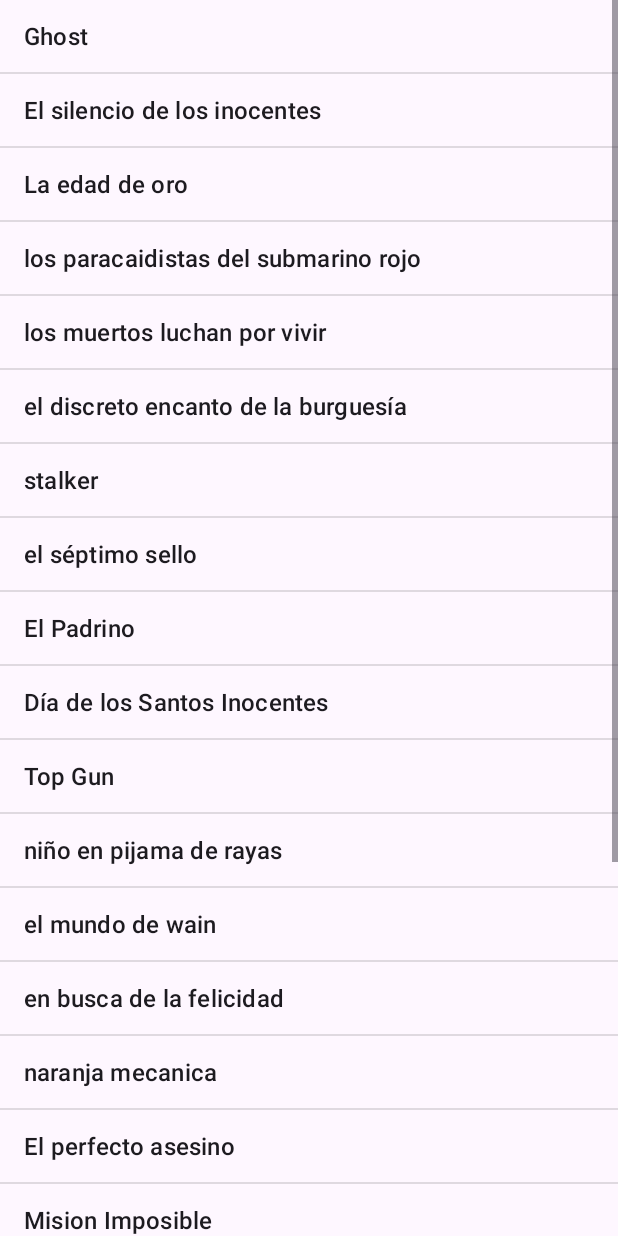
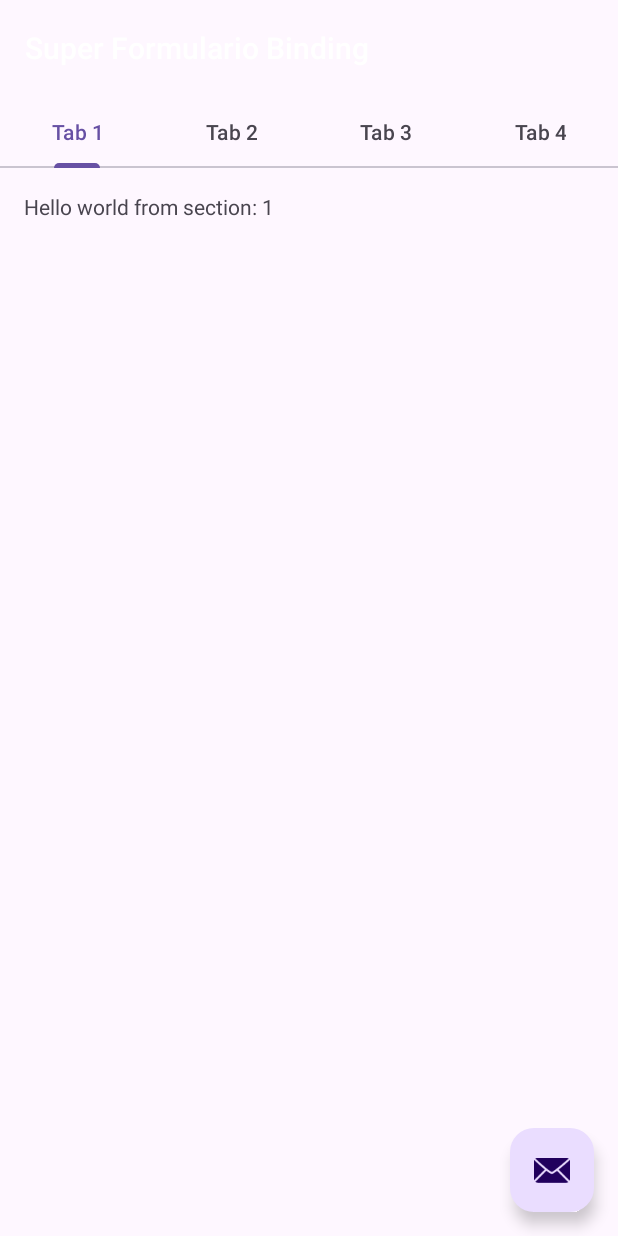
Before and after one commit to pvjaime/Super_Formulario_Binding, an Android app: the screen it shows after launch (ListaActividad before the commit, TabbedActivity after it), after a tap on "Ir a la Lista", on a phone screen of 412 x 824 dp. Run offline under Robolectric (Android 15) with nearby library versions, the phone set to English and light mode, and no system bars.

Commit message:
Agregando Adaptadores de fragmentos

```diff
--- a/app/build.gradle.kts
+++ b/app/build.gradle.kts
@@ -38,6 +38,9 @@ android {
     viewBinding{
         enable = true
     }
+    buildFeatures {
+        viewBinding = true
+    }
 }
 
 dependencies {
@@ -47,6 +50,8 @@ dependencies {
     implementation(libs.material)
     implementation(libs.androidx.activity)
     implementation(libs.androidx.constraintlayout)
+    implementation(libs.androidx.lifecycle.livedata.ktx)
+    implementation(libs.androidx.lifecycle.viewmodel.ktx)
     testImplementation(libs.junit)
     androidTestImplementation(libs.androidx.junit)
     androidTestImplementation(libs.androidx.espresso.core)
--- a/app/src/main/AndroidManifest.xml
+++ b/app/src/main/AndroidManifest.xml
@@ -23,6 +23,11 @@
         android:theme="@style/Theme.SuperFormularioBinding"
         tools:targetApi="31">
         <activity
+            android:name=".TabbedActivity"
+            android:exported="false"
+            android:label="@string/title_activity_tabbed"
+            android:theme="@style/Theme.SuperFormularioBinding.NoActionBar" />
+        <activity
             android:name=".ListaActividad"
             android:exported="false" />
         <activity
--- a/app/src/main/java/perez/jaime/superformulariobinding/MainActivity.kt
+++ b/app/src/main/java/perez/jaime/superformulariobinding/MainActivity.kt
@@ -56,7 +56,7 @@ class MainActivity : AppCompatActivity() {
         }
 
         binding.irLista.setOnClickListener {
-            val intent = Intent(this, ListaActividad::class.java)
+            val intent = Intent(this, TabbedActivity::class.java)
             startActivity(intent)
         }
 
--- /dev/null
+++ b/app/src/main/java/perez/jaime/superformulariobinding/TabbedActivity.kt
@@ -0,0 +1,37 @@
+package perez.jaime.superformulariobinding
+
+import android.os.Bundle
+import com.google.android.material.floatingactionbutton.FloatingActionButton
+import com.google.android.material.snackbar.Snackbar
+import com.google.android.material.tabs.TabLayout
+import androidx.viewpager.widget.ViewPager
+import androidx.appcompat.app.AppCompatActivity
+import android.view.Menu
+import android.view.MenuItem
+import perez.jaime.superformulariobinding.ui.main.SectionsPagerAdapter
+import perez.jaime.superformulariobinding.databinding.ActivityTabbedBinding
+
+class TabbedActivity : AppCompatActivity() {
+
+    private lateinit var binding: ActivityTabbedBinding
+
+    override fun onCreate(savedInstanceState: Bundle?) {
+        super.onCreate(savedInstanceState)
+
+        binding = ActivityTabbedBinding.inflate(layoutInflater)
+        setContentView(binding.root)
+
+        val sectionsPagerAdapter = SectionsPagerAdapter(this, supportFragmentManager)
+        val viewPager: ViewPager = binding.viewPager
+        viewPager.adapter = sectionsPagerAdapter
+        val tabs: TabLayout = binding.tabs
+        tabs.setupWithViewPager(viewPager)
+        val fab: FloatingActionButton = binding.fab
+
+        fab.setOnClickListener { view ->
+            Snackbar.make(view, "Replace with your own action", Snackbar.LENGTH_LONG)
+                .setAction("Action", null)
+                .setAnchorView(R.id.fab).show()
+        }
+    }
+}
--- /dev/null
+++ b/app/src/main/java/perez/jaime/superformulariobinding/ui/main/PageViewModel.kt
@@ -0,0 +1,19 @@
+package perez.jaime.superformulariobinding.ui.main
+
+import androidx.lifecycle.LiveData
+import androidx.lifecycle.MutableLiveData
+import androidx.lifecycle.ViewModel
+import androidx.lifecycle.ViewModelProvider
+import androidx.lifecycle.map
+
+class PageViewModel : ViewModel() {
+
+    private val _index = MutableLiveData<Int>()
+    val text: LiveData<String> = _index.map {
+        "Hello world from section: $it"
+    }
+
+    fun setIndex(index: Int) {
+        _index.value = index
+    }
+}
--- /dev/null
+++ b/app/src/main/java/perez/jaime/superformulariobinding/ui/main/PlaceholderFragment.kt
@@ -0,0 +1,73 @@
+package perez.jaime.superformulariobinding.ui.main
+
+import android.os.Bundle
+import android.view.LayoutInflater
+import android.view.View
+import android.view.ViewGroup
+import android.widget.TextView
+import androidx.fragment.app.Fragment
+import androidx.lifecycle.Observer
+import androidx.lifecycle.ViewModelProvider
+import perez.jaime.superformulariobinding.R
+import perez.jaime.superformulariobinding.databinding.FragmentTabbedBinding
+
+/**
+ * A placeholder fragment containing a simple view.
+ */
+class PlaceholderFragment : Fragment() {
+
+    private lateinit var pageViewModel: PageViewModel
+    private var _binding: FragmentTabbedBinding? = null
+
+    // This property is only valid between onCreateView and
+    // onDestroyView.
+    private val binding get() = _binding!!
+
+    override fun onCreate(savedInstanceState: Bundle?) {
+        super.onCreate(savedInstanceState)
+        pageViewModel = ViewModelProvider(this).get(PageViewModel::class.java).apply {
+            setIndex(arguments?.getInt(ARG_SECTION_NUMBER) ?: 1)
+        }
+    }
+
+    override fun onCreateView(
+        inflater: LayoutInflater, container: ViewGroup?,
+        savedInstanceState: Bundle?
+    ): View? {
+
+        _binding = FragmentTabbedBinding.inflate(inflater, container, false)
+        val root = binding.root
+
+        val textView: TextView = binding.sectionLabel
+        pageViewModel.text.observe(viewLifecycleOwner, Observer {
+            textView.text = it
+        })
+        return root
+    }
+
+    companion object {
+        /**
+         * The fragment argument representing the section number for this
+         * fragment.
+         */
+        private const val ARG_SECTION_NUMBER = "section_number"
+
+        /**
+         * Returns a new instance of this fragment for the given section
+         * number.
+         */
+        @JvmStatic
+        fun newInstance(sectionNumber: Int): PlaceholderFragment {
+            return PlaceholderFragment().apply {
+                arguments = Bundle().apply {
+                    putInt(ARG_SECTION_NUMBER, sectionNumber)
+                }
+            }
+        }
+    }
+
+    override fun onDestroyView() {
+        super.onDestroyView()
+        _binding = null
+    }
+}
--- /dev/null
+++ b/app/src/main/java/perez/jaime/superformulariobinding/ui/main/SectionsPagerAdapter.kt
@@ -0,0 +1,37 @@
+package perez.jaime.superformulariobinding.ui.main
+
+import android.content.Context
+import androidx.fragment.app.Fragment
+import androidx.fragment.app.FragmentManager
+import androidx.fragment.app.FragmentPagerAdapter
+import perez.jaime.superformulariobinding.R
+
+private val TAB_TITLES = arrayOf(
+    R.string.tab_text_1,
+    R.string.tab_text_2,
+    R.string.tab_text_3,
+    R.string.tab_text_4
+)
+
+/**
+ * A [FragmentPagerAdapter] that returns a fragment corresponding to
+ * one of the sections/tabs/pages.
+ */
+class SectionsPagerAdapter(private val context: Context, fm: FragmentManager) :
+    FragmentPagerAdapter(fm) {
+
+    override fun getItem(position: Int): Fragment {
+        // getItem is called to instantiate the fragment for the given page.
+        // Return a PlaceholderFragment.
+        return PlaceholderFragment.newInstance(position + 1)
+    }
+
+    override fun getPageTitle(position: Int): CharSequence? {
+        return context.resources.getString(TAB_TITLES[position])
+    }
+
+    override fun getCount(): Int {
+        // Show 2 total pages.
+        return 4
+    }
+}
--- /dev/null
+++ b/app/src/main/res/layout/activity_tabbed.xml
@@ -0,0 +1,44 @@
+<?xml version="1.0" encoding="utf-8"?>
+<androidx.coordinatorlayout.widget.CoordinatorLayout xmlns:android="http://schemas.android.com/apk/res/android"
+    xmlns:app="http://schemas.android.com/apk/res-auto"
+    xmlns:tools="http://schemas.android.com/tools"
+    android:layout_width="match_parent"
+    android:layout_height="match_parent"
+    tools:context=".TabbedActivity">
+
+    <com.google.android.material.appbar.AppBarLayout
+        android:layout_width="match_parent"
+        android:layout_height="wrap_content"
+        android:theme="@style/Theme.SuperFormularioBinding.AppBarOverlay">
+
+        <TextView
+            android:id="@+id/title"
+            android:layout_width="wrap_content"
+            android:layout_height="wrap_content"
+            android:gravity="center"
+            android:minHeight="?actionBarSize"
+            android:padding="@dimen/appbar_padding"
+            android:text="@string/app_name"
+            android:textAppearance="@style/TextAppearance.Widget.AppCompat.Toolbar.Title" />
+
+        <com.google.android.material.tabs.TabLayout
+            android:id="@+id/tabs"
+            android:layout_width="match_parent"
+            android:layout_height="wrap_content" />
+    </com.google.android.material.appbar.AppBarLayout>
+
+    <androidx.viewpager.widget.ViewPager
+        android:id="@+id/view_pager"
+        android:layout_width="match_parent"
+        android:layout_height="match_parent"
+        app:layout_behavior="@string/appbar_scrolling_view_behavior" />
+
+    <com.google.android.material.floatingactionbutton.FloatingActionButton
+        android:id="@+id/fab"
+        android:layout_width="wrap_content"
+        android:layout_height="wrap_content"
+        android:layout_gravity="bottom|end"
+        android:layout_marginEnd="@dimen/fab_margin"
+        android:layout_marginBottom="16dp"
+        app:srcCompat="@android:drawable/ic_dialog_email" />
+</androidx.coordinatorlayout.widget.CoordinatorLayout>
--- /dev/null
+++ b/app/src/main/res/layout/fragment_tabbed.xml
@@ -0,0 +1,23 @@
+<?xml version="1.0" encoding="utf-8"?>
+<androidx.constraintlayout.widget.ConstraintLayout xmlns:android="http://schemas.android.com/apk/res/android"
+    xmlns:app="http://schemas.android.com/apk/res-auto"
+    xmlns:tools="http://schemas.android.com/tools"
+    android:id="@+id/constraintLayout"
+    android:layout_width="match_parent"
+    android:layout_height="match_parent"
+    tools:context=".ui.main.PlaceholderFragment">
+
+    <TextView
+        android:id="@+id/section_label"
+        android:layout_width="wrap_content"
+        android:layout_height="wrap_content"
+        android:layout_marginStart="@dimen/activity_horizontal_margin"
+        android:layout_marginTop="@dimen/activity_vertical_margin"
+        android:layout_marginEnd="@dimen/activity_horizontal_margin"
+        android:layout_marginBottom="@dimen/activity_vertical_margin"
+        app:layout_constraintLeft_toLeftOf="parent"
+        app:layout_constraintTop_toTopOf="@+id/constraintLayout"
+        tools:layout_constraintLeft_creator="1"
+        tools:layout_constraintTop_creator="1" />
+
+</androidx.constraintlayout.widget.ConstraintLayout>
--- /dev/null
+++ b/app/src/main/res/values-land/dimens.xml
@@ -0,0 +1,3 @@
+<resources>
+    <dimen name="fab_margin">48dp</dimen>
+</resources>
--- /dev/null
+++ b/app/src/main/res/values-w1240dp/dimens.xml
@@ -0,0 +1,3 @@
+<resources>
+    <dimen name="fab_margin">200dp</dimen>
+</resources>
--- /dev/null
+++ b/app/src/main/res/values-w600dp/dimens.xml
@@ -0,0 +1,3 @@
+<resources>
+    <dimen name="fab_margin">48dp</dimen>
+</resources>
--- /dev/null
+++ b/app/src/main/res/values-w820dp/dimens.xml
@@ -0,0 +1,6 @@
+<resources>
+    <!-- Example customization of dimensions originally defined in res/values/dimens.xml
+         (such as screen margins) for screens with more than 820dp of available width. This
+         would include 7" and 10" devices in landscape (~960dp and ~1280dp respectively). -->
+    <dimen name="activity_horizontal_margin">64dp</dimen>
+</resources>
--- /dev/null
+++ b/app/src/main/res/values/dimens.xml
@@ -0,0 +1,8 @@
+<resources>
+    <!-- Default screen margins, per the Android Design guidelines. -->
+    <dimen name="activity_horizontal_margin">16dp</dimen>
+    <dimen name="activity_vertical_margin">16dp</dimen>
+    <dimen name="appbar_padding">16dp</dimen>
+    <dimen name="fab_margin">16dp</dimen>
+    <dimen name="appbar_padding_top">8dp</dimen>
+</resources>
--- a/app/src/main/res/values/strings.xml
+++ b/app/src/main/res/values/strings.xml
@@ -9,4 +9,9 @@
         <item>Ghost</item>
         <item>El silencio de los inocentes</item>
     </array>
+    <string name="title_activity_tabbed">TabbedActivity</string>
+    <string name="tab_text_1">Tab 1</string>
+    <string name="tab_text_2">Tab 2</string>
+    <string name="tab_text_3">Tab 3</string>
+    <string name="tab_text_4">Tab 4</string>
 </resources>
--- a/app/src/main/res/values/themes.xml
+++ b/app/src/main/res/values/themes.xml
@@ -6,4 +6,13 @@
     </style>
 
     <style name="Theme.SuperFormularioBinding" parent="Base.Theme.SuperFormularioBinding" />
+
+    <style name="Theme.SuperFormularioBinding.NoActionBar">
+        <item name="windowActionBar">false</item>
+        <item name="windowNoTitle">true</item>
+    </style>
+
+    <style name="Theme.SuperFormularioBinding.AppBarOverlay" parent="ThemeOverlay.AppCompat.Dark.ActionBar" />
+
+    <style name="Theme.SuperFormularioBinding.PopupOverlay" parent="ThemeOverlay.AppCompat.Light" />
 </resources>
--- a/gradle/libs.versions.toml
+++ b/gradle/libs.versions.toml
@@ -9,6 +9,8 @@ appcompat = "1.6.1"
 material = "1.11.0"
 activity = "1.8.0"
 constraintlayout = "2.1.4"
+lifecycleLivedataKtx = "2.7.0"
+lifecycleViewmodelKtx = "2.7.0"
 
 [libraries]
 androidx-core-ktx = { group = "androidx.core", name = "core-ktx", version.ref = "coreKtx" }
@@ -19,6 +21,8 @@ androidx-appcompat = { group = "androidx.appcompat", name = "appcompat", version
 material = { group = "com.google.android.material", name = "material", version.ref = "material" }
 androidx-activity = { group = "androidx.activity", name = "activity", version.ref = "activity" }
 androidx-constraintlayout = { group = "androidx.constraintlayout", name = "constraintlayout", version.ref = "constraintlayout" }
+androidx-lifecycle-livedata-ktx = { group = "androidx.lifecycle", name = "lifecycle-livedata-ktx", version.ref = "lifecycleLivedataKtx" }
+androidx-lifecycle-viewmodel-ktx = { group = "androidx.lifecycle", name = "lifecycle-viewmodel-ktx", version.ref = "lifecycleViewmodelKtx" }
 
 [plugins]
 androidApplication = { id = "com.android.application", version.ref = "agp" }
```
